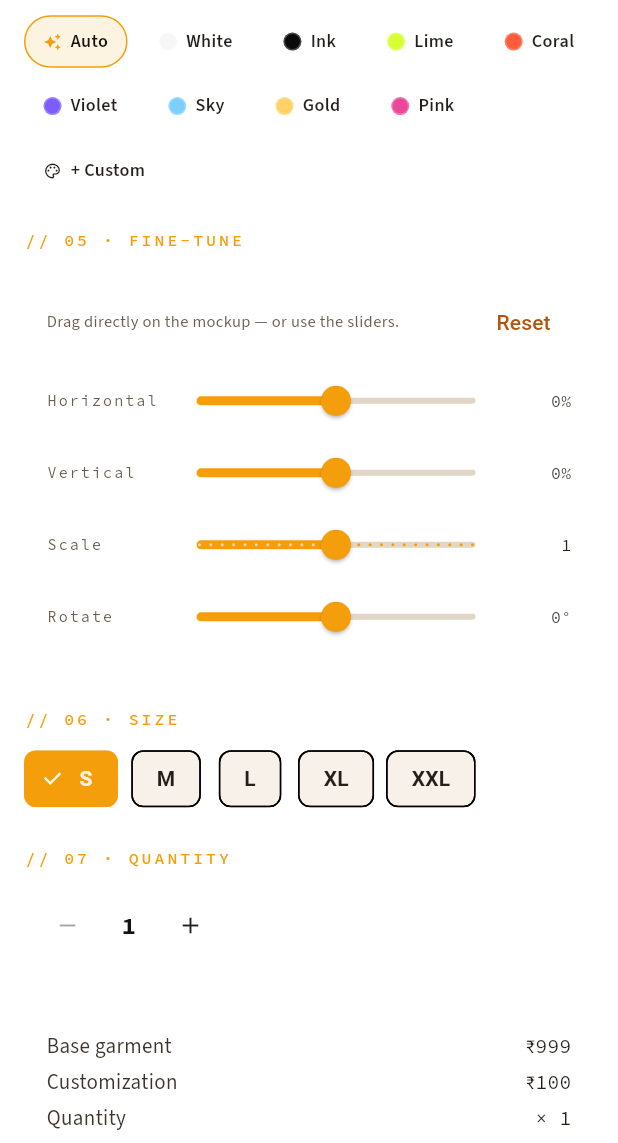
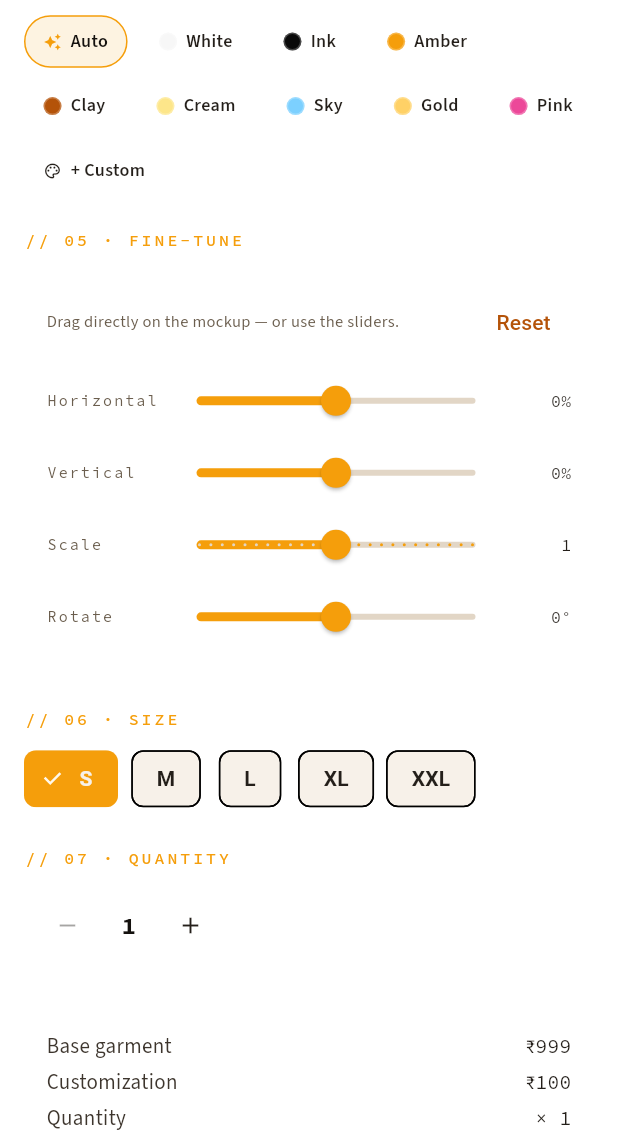
Before and after one commit to Vashishtvineet01/The-wearco, a Flutter app: the DesignScreen screen opened by its route, scrolled down 1152 dp, on a phone screen of 412 x 824 dp, the part 93-1236 px from its top. Run offline on Flutter 3.47's test engine with Material 3 defaults, Android fonts, the phone set to English and light mode, and no system bars; our stand-ins replace dio, flutter_riverpod, go_router, google_fonts, image_picker, share_plus and 1 more; accounts and stored records are empty; network calls fail.

Commit message:
fix(mobile): replace green/lime accents with cream amber brand
Align studio swatches and splash with web; ship Android v1.1 APK via GitHub Releases for download links.

Co-authored-by: Cursor <cursoragent@cursor.com>

```diff
--- a/mobile/lib/core/theme/app_theme.dart
+++ b/mobile/lib/core/theme/app_theme.dart
@@ -33,7 +33,8 @@ class AppColors {
   static const Color signalViolet = brandAmberMid;
   static const Color signalSky = Color(0xFF0EA5E9);
   static const Color signalPeach = brandAmber;
-  static const Color signalMint = Color(0xFF059669);
+  /// Remapped off green — matches cream/amber brand (was mint #059669).
+  static const Color signalMint = brandAmber;
 
   static const Color signalLimeInk = brandAmberInk;
   static const Color signalVioletInk = brandAmberInk;
--- a/mobile/lib/features/design/design_screen.dart
+++ b/mobile/lib/features/design/design_screen.dart
@@ -258,10 +258,10 @@ class _DesignScreenState extends ConsumerState<DesignScreen> {
   }
 
   String _resolvePrintColorHex() {
-    // Auto: pick lime if fabric is dark, else ink950.
+    // Auto: cream-gold on dark fabric, ink on light.
     if (_print.hex == null) {
       final isLight = _isLight(Color(parseHexColor(_fabric.fabricHex)));
-      return isLight ? '#0f0d1a' : '#d8ff36';
+      return isLight ? '#0f0d1a' : '#fde68a';
     }
     return _print.hex!;
   }
@@ -710,11 +710,11 @@ const _fabrics = <_FabricOption>[
   _FabricOption(name: 'Obsidian', fabricHex: '#0f0d1a', swatchHex: '#0a0a0a'),
   _FabricOption(name: 'Bone', fabricHex: '#ece7dd', swatchHex: '#ece7dd'),
   _FabricOption(name: 'Graphite', fabricHex: '#2a2a2d', swatchHex: '#2a2a2d'),
-  _FabricOption(name: 'Signal Lime', fabricHex: '#d8ff36', swatchHex: '#d8ff36'),
-  _FabricOption(name: 'Coral', fabricHex: '#ff5c3b', swatchHex: '#ff5c3b'),
-  _FabricOption(name: 'Violet', fabricHex: '#7c5cff', swatchHex: '#7c5cff'),
+  _FabricOption(name: 'Amber', fabricHex: '#f59e0b', swatchHex: '#f59e0b'),
+  _FabricOption(name: 'Clay', fabricHex: '#b45309', swatchHex: '#b45309'),
+  _FabricOption(name: 'Espresso', fabricHex: '#6b4f35', swatchHex: '#6b4f35'),
   _FabricOption(name: 'Sky', fabricHex: '#7cd0ff', swatchHex: '#7cd0ff'),
-  _FabricOption(name: 'Gold', fabricHex: '#ffd166', swatchHex: '#ffd166'),
+  _FabricOption(name: 'Gold', fabricHex: '#fde68a', swatchHex: '#fde68a'),
   _FabricOption(name: 'Pink', fabricHex: '#ec4899', swatchHex: '#ec4899'),
   _FabricOption(name: 'White', fabricHex: '#f7f7f7', swatchHex: '#f7f7f7'),
 ];
@@ -726,15 +726,15 @@ class _PrintColorOption {
 }
 
 // Mirrors `PRESET_COLORS` in `StudioClient.tsx` on the web. "Auto" is a
-// mobile-only convenience that falls back to high-contrast ink / lime
+// mobile-only convenience that falls back to high-contrast ink / cream-gold
 // depending on the fabric luminance.
 const _printColors = <_PrintColorOption>[
   _PrintColorOption(label: 'Auto', hex: null),
   _PrintColorOption(label: 'White', hex: '#f7f7f7'),
   _PrintColorOption(label: 'Ink', hex: '#0a0a0a'),
-  _PrintColorOption(label: 'Lime', hex: '#d8ff36'),
-  _PrintColorOption(label: 'Coral', hex: '#ff5c3b'),
-  _PrintColorOption(label: 'Violet', hex: '#7c5cff'),
+  _PrintColorOption(label: 'Amber', hex: '#f59e0b'),
+  _PrintColorOption(label: 'Clay', hex: '#b45309'),
+  _PrintColorOption(label: 'Cream', hex: '#fde68a'),
   _PrintColorOption(label: 'Sky', hex: '#7cd0ff'),
   _PrintColorOption(label: 'Gold', hex: '#ffd166'),
   _PrintColorOption(label: 'Pink', hex: '#ec4899'),
@@ -1741,7 +1741,7 @@ class _PrintColorRow extends StatelessWidget {
           active: !selectedIsPreset && selected.label == customLabel,
           onTap: () async {
             final picked = await _promptHex(context,
-                initialHex: selected.hex ?? '#d8ff36');
+                initialHex: selected.hex ?? '#f59e0b');
             if (picked != null) {
               onSelect(_PrintColorOption(label: customLabel, hex: picked));
             }
@@ -1848,7 +1848,7 @@ class _PrintColorRow extends StatelessWidget {
                   maxLength: 7,
                   autofocus: true,
                   decoration: const InputDecoration(
-                    labelText: 'Hex (e.g. #d8ff36)',
+                    labelText: 'Hex (e.g. #f59e0b)',
                     counterText: '',
                   ),
                   onChanged: (v) => setLocal(() => preview = v),
```
Also changed, not shown: 7 other files.
